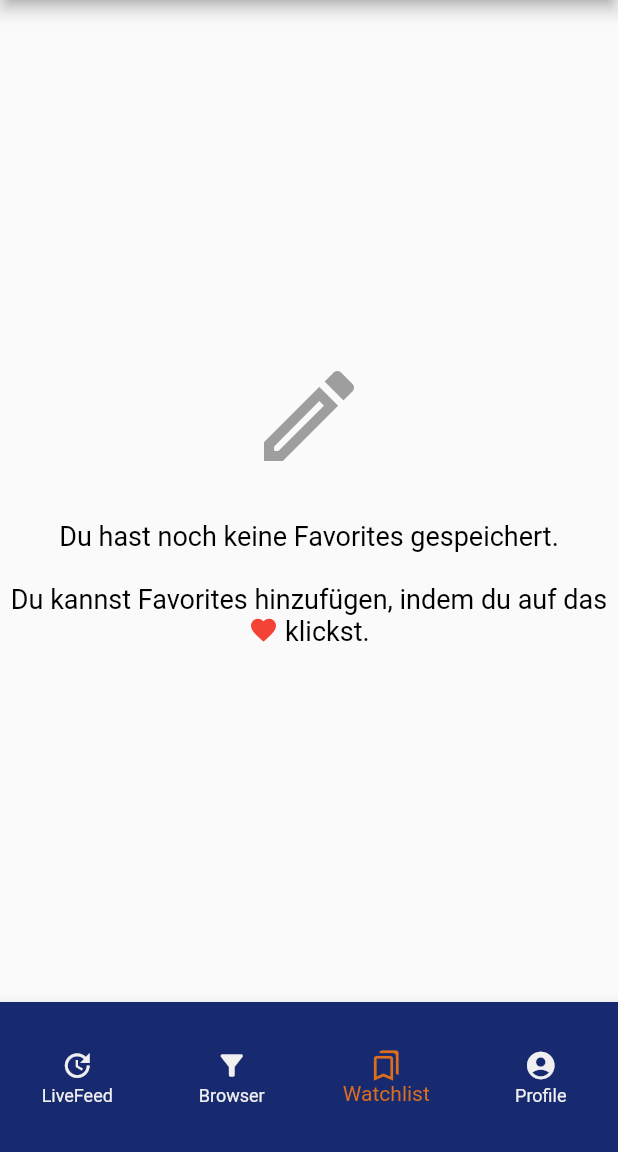
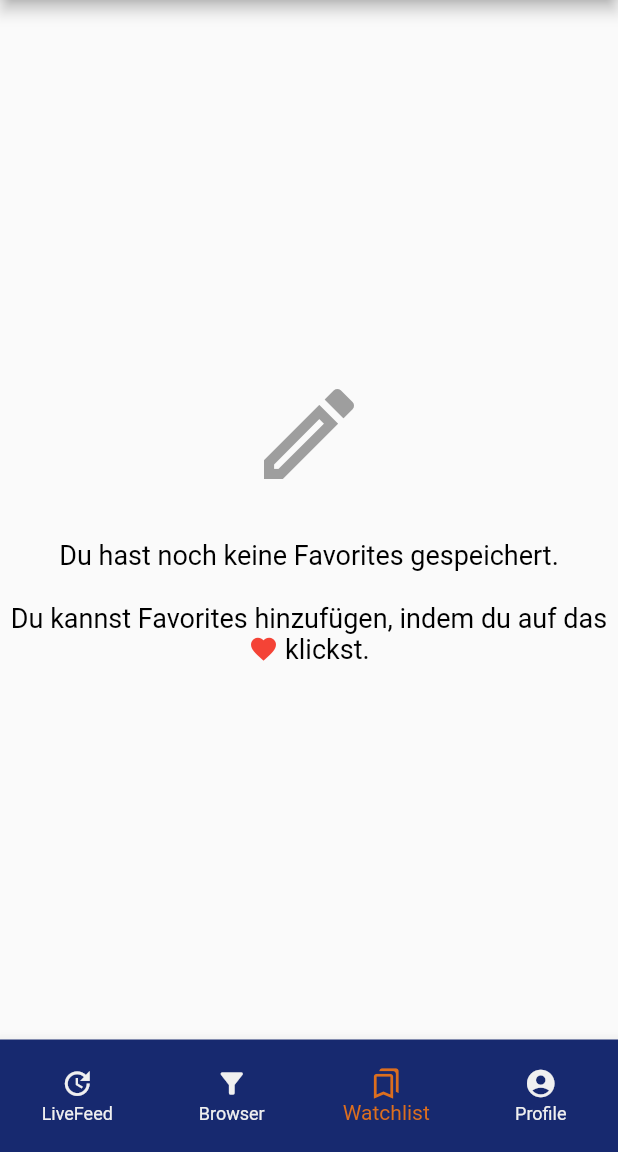
Before and after one commit to dimitarKolev99/flutter_project, a Flutter app: the AppNavigator screen opened directly, item 3 of the bottom bar chosen, on a phone screen of 412 x 824 dp, the part 84-1236 px from its top. Run offline on Flutter 3.47's test engine with Material 2 defaults, Android fonts, the phone set to English and light mode, and no system bars; our stand-ins replace shared_preferences; accounts and stored records are empty; network calls fail.

Commit message:
minor fixes and UI adjustments

```diff
--- a/lib/main.dart
+++ b/lib/main.dart
@@ -1,12 +1,14 @@
 import 'package:flutter/material.dart';
-import 'package:penny_pincher/view/AppNavigator.dart';
+import 'package:penny_pincher/view/app_navigator.dart';
 
 
 void main() {
-  runApp(MyApp());
+  runApp(const MyApp());
 }
 
 class MyApp extends StatelessWidget {
+  const MyApp({Key? key}) : super(key: key);
+
 
   @override
   Widget build(BuildContext context) {
@@ -16,11 +18,11 @@ class MyApp extends StatelessWidget {
       theme: ThemeData(
           primarySwatch: Colors.blue,
           primaryColor: Colors.white,
-          textTheme: TextTheme(
+          textTheme: const TextTheme(
             bodyText2: TextStyle(color: Colors.white),
           )
       ),
-      home: AppNavigator(),
+      home: const AppNavigator(),
     );
   }
 }
--- a/lib/view/app_navigator.dart
+++ b/lib/view/app_navigator.dart
@@ -57,7 +57,7 @@ class AppState extends State<AppNavigator> {
             ]
         ),
         bottomNavigationBar: SizedBox(
-            height: 100,
+            height: 75,
             child:
             BottomNavigationBar(
 
@@ -73,20 +73,20 @@ class AppState extends State<AppNavigator> {
               items: const [
                 BottomNavigationBarItem(
                   icon: Icon(Icons.update),
-                  title: Text('LiveFeed'),
+                  label: 'LiveFeed',
                 ),
                 BottomNavigationBarItem(
                   icon: Icon(Icons.filter_list_alt),
-                  title: Text('Browser'),
+                  label: 'Browser',
                 ),
                 // TODO: change heart Icon to bookmark_add_outlined ?
                 BottomNavigationBarItem(
                   icon: Icon(Icons.bookmarks_outlined),
-                  title: Text('Watchlist'),
+                  label: 'Watchlist',
                 ),
                 BottomNavigationBarItem(
                   icon: Icon(Icons.account_circle),
-                  title: Text('Profile'),
+                  label: 'Profile',
                 ),
               ],
               type: BottomNavigationBarType.fixed,
--- a/lib/view/widget/tab_navigator.dart
+++ b/lib/view/widget/tab_navigator.dart
@@ -10,7 +10,7 @@ class TabNavigatorRoutes {
 }
 
 class TabNavigator extends StatelessWidget {
-  TabNavigator({required this.navigatorKey, required this.tabItem});
+  const TabNavigator({Key? key, required this.navigatorKey, required this.tabItem}) : super(key: key);
   final GlobalKey<NavigatorState> navigatorKey;
   final String tabItem;
 
@@ -18,12 +18,13 @@ class TabNavigator extends StatelessWidget {
   Widget build(BuildContext context) {
 
     Widget child = HomePage();
-    if(tabItem == "Page1")
+    if(tabItem == "Page1") {
       child = HomePage();
-    else if(tabItem == "Page2")
+    } else if(tabItem == "Page2") {
       child = BrowserPage();
-    else if(tabItem == "Page3")
+    } else if(tabItem == "Page3") {
       child = FavoritePage();
+    }
     // TODO: add Profile Page
 
     return Navigator(
```
